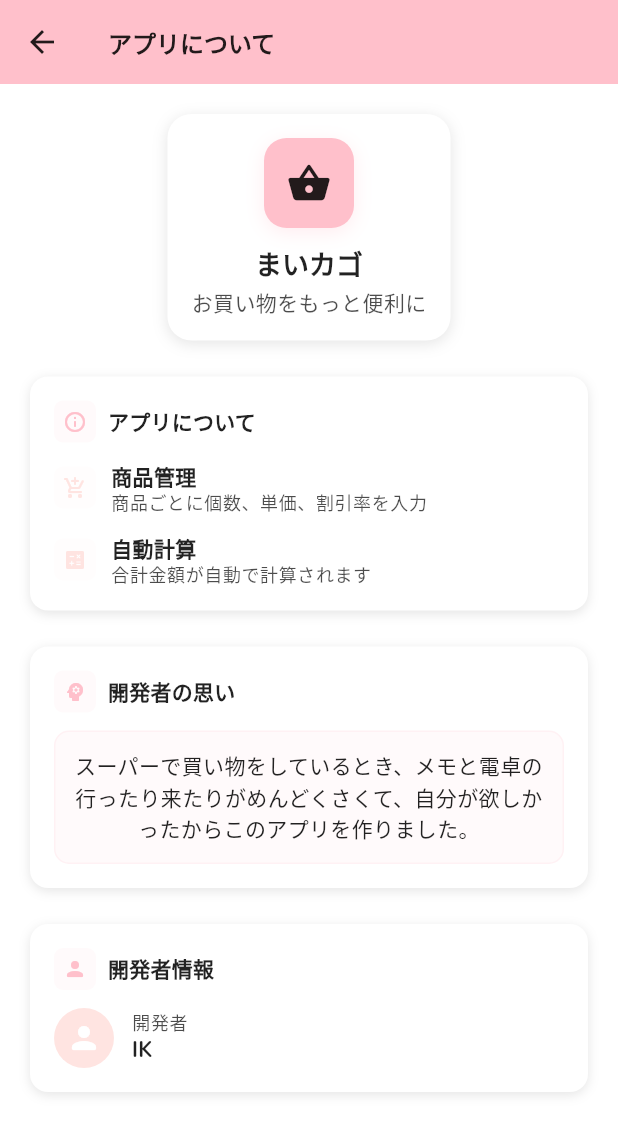
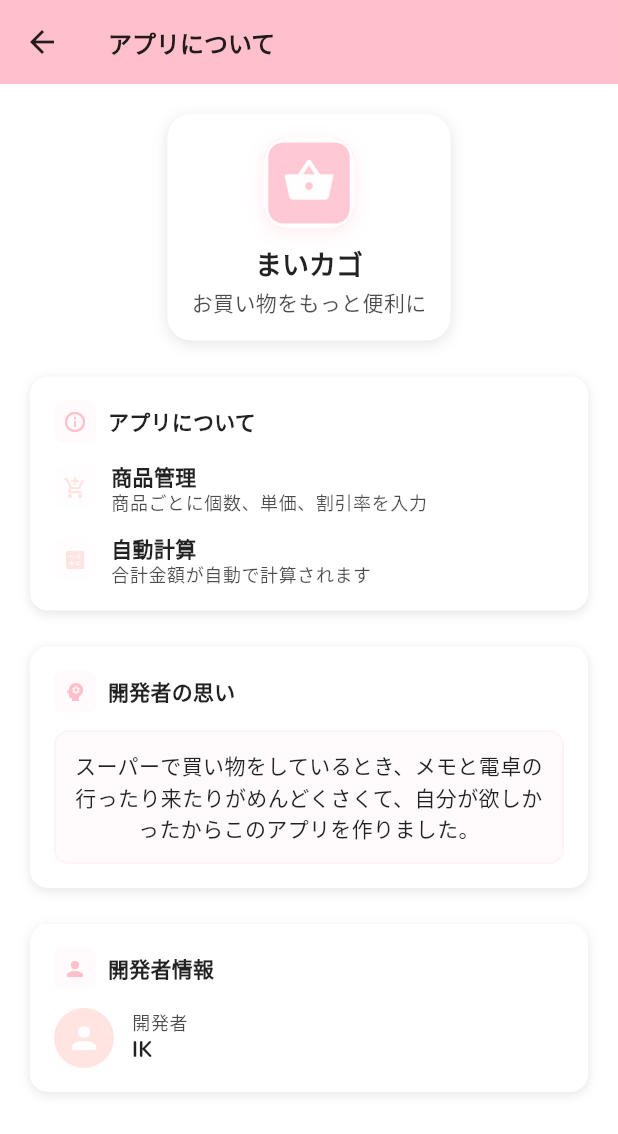
Before and after one commit to IKcoding-jp/maikago, a Flutter app: the screen it shows once a user with an empty profile is signed in, in the side drawer, after a tap on "アプリについて", on a phone screen of 412 x 824 dp. Shown: the top 1134 px of the screen. Run offline on Flutter 3.47's test engine with Material 3 defaults, Android fonts, the phone set to English and light mode, and no system bars; our stand-ins replace cloud_firestore, firebase_auth, firebase_core, google_fonts, google_mobile_ads, google_sign_in and 2 more; accounts and stored records are empty; network calls fail.

Commit message:
v0.3.1: カスタムアイコンの実装とアプリについてページの更新

```diff
--- a/lib/providers/data_provider.dart
+++ b/lib/providers/data_provider.dart
@@ -32,7 +32,7 @@ class DataProvider extends ChangeNotifier {
 
       // デフォルトショップをFirebaseに保存
       _dataService.saveShop(defaultShop).catchError((e) {
-        print('デフォルトショップ保存エラー: $e');
+        // エラーログは本番環境では削除
       });
 
       notifyListeners();
@@ -79,7 +79,6 @@ class DataProvider extends ChangeNotifier {
       await _dataService.saveItem(newItem);
       _isSynced = true;
     } catch (e) {
-      print('アイテム追加エラー: $e');
       _isSynced = false;
 
       // エラーが発生した場合は追加を取り消し
@@ -126,7 +125,6 @@ class DataProvider extends ChangeNotifier {
       await _dataService.updateItem(item);
       _isSynced = true;
     } catch (e) {
-      print('アイテム更新エラー: $e');
       _isSynced = false;
 
       // エラーが発生した場合は元に戻す
@@ -173,7 +171,6 @@ class DataProvider extends ChangeNotifier {
       await _dataService.deleteItem(itemId);
       _isSynced = true;
     } catch (e) {
-      print('アイテム削除エラー: $e');
       _isSynced = false;
 
       // エラーが発生した場合は削除を取り消し
@@ -220,7 +217,6 @@ class DataProvider extends ChangeNotifier {
       await _dataService.saveShop(newShop);
       _isSynced = true;
     } catch (e) {
-      print('ショップ追加エラー: $e');
       _isSynced = false;
 
       // エラーが発生した場合は追加を取り消し
@@ -243,7 +239,6 @@ class DataProvider extends ChangeNotifier {
       await _dataService.updateShop(shop);
       _isSynced = true;
     } catch (e) {
-      print('ショップ更新エラー: $e');
       _isSynced = false;
 
       // エラーが発生した場合は元に戻す
@@ -274,7 +269,6 @@ class DataProvider extends ChangeNotifier {
       await _dataService.deleteShop(shopId);
       _isSynced = true;
     } catch (e) {
-      print('ショップ削除エラー: $e');
       _isSynced = false;
 
       // エラーが発生した場合は削除を取り消し
@@ -314,7 +308,6 @@ class DataProvider extends ChangeNotifier {
       _isSynced = true;
       _isDataLoaded = true; // キャッシュフラグを設定
     } catch (e) {
-      print('データ読み込みエラー: $e');
       _isSynced = false;
 
       // エラーが発生してもデフォルトショップは確保
@@ -330,7 +323,6 @@ class DataProvider extends ChangeNotifier {
       // 一度だけ取得するメソッドを使用
       _items = await _dataService.getItemsOnce();
     } catch (e) {
-      print('アイテム読み込みエラー: $e');
       rethrow;
     }
   }
@@ -340,15 +332,12 @@ class DataProvider extends ChangeNotifier {
       // 一度だけ取得するメソッドを使用
       _shops = await _dataService.getShopsOnce();
     } catch (e) {
-      print('ショップ読み込みエラー: $e');
       rethrow;
     }
   }
 
   // アイテムをショップに関連付ける
   void _associateItemsWithShops() {
-    print('アイテム関連付け開始: 元のアイテム数=${_items.length}');
-
     // 各ショップのアイテムリストをクリア
     for (var shop in _shops) {
       shop.items.clear();
@@ -369,9 +358,6 @@ class DataProvider extends ChangeNotifier {
       if (!processedItemIds.contains(item.id)) {
         processedItemIds.add(item.id);
         uniqueItems.add(item);
-        print('ユニークアイテム追加: ID=${item.id}, isChecked=${item.isChecked}');
-      } else {
-        print('重複アイテムスキップ: ID=${item.id}, isChecked=${item.isChecked}');
       }
     }
 
@@ -380,21 +366,15 @@ class DataProvider extends ChangeNotifier {
       final shopIndex = shopMap[item.shopId];
       if (shopIndex != null) {
         _shops[shopIndex].items.add(item);
-        print(
-          'ショップにアイテム追加: ショップID=${item.shopId}, アイテムID=${item.id}, isChecked=${item.isChecked}',
-        );
       }
     }
 
     // 重複が除去されたアイテムリストで更新
     _items = uniqueItems;
-    print('アイテム関連付け完了: 最終アイテム数=${_items.length}');
   }
 
   // 重複アイテムを除去
   void _removeDuplicateItems() {
-    print('重複除去開始: 元のアイテム数=${_items.length}');
-
     final Map<String, Item> uniqueItemsMap = {};
     final List<Item> uniqueItems = [];
 
@@ -402,13 +382,10 @@ class DataProvider extends ChangeNotifier {
       if (!uniqueItemsMap.containsKey(item.id)) {
         uniqueItemsMap[item.id] = item;
         uniqueItems.add(item);
-      } else {
-        print('重複アイテムを除去: ID=${item.id}');
       }
     }
 
     _items = uniqueItems;
-    print('重複除去完了: 最終アイテム数=${_items.length}');
   }
 
   // データの同期状態をチェック
--- a/lib/screens/about_screen.dart
+++ b/lib/screens/about_screen.dart
@@ -91,7 +91,7 @@ class _AboutScreenState extends State<AboutScreen>
           borderRadius: BorderRadius.circular(16),
           boxShadow: [
             BoxShadow(
-              color: theme.colorScheme.shadow.withOpacity(0.1),
+              color: theme.colorScheme.shadow.withValues(alpha: 0.1),
               blurRadius: 8,
               offset: const Offset(0, 2),
             ),
@@ -108,16 +108,20 @@ class _AboutScreenState extends State<AboutScreen>
                 borderRadius: BorderRadius.circular(15),
                 boxShadow: [
                   BoxShadow(
-                    color: theme.colorScheme.primary.withOpacity(0.3),
+                    color: theme.colorScheme.primary.withValues(alpha: 0.3),
                     blurRadius: 10,
                     offset: const Offset(0, 3),
                   ),
                 ],
               ),
-              child: Icon(
-                Icons.shopping_basket_rounded,
-                color: theme.colorScheme.onPrimary,
-                size: 30,
+              child: ClipRRect(
+                borderRadius: BorderRadius.circular(15),
+                child: Image.asset(
+                  'assets/launcher_icon/icon_.png',
+                  width: 60,
+                  height: 60,
+                  fit: BoxFit.cover,
+                ),
               ),
             ),
             const SizedBox(height: 12),
@@ -136,7 +140,7 @@ class _AboutScreenState extends State<AboutScreen>
             Text(
               'お買い物をもっと便利に',
               style: theme.textTheme.bodyMedium?.copyWith(
-                color: theme.colorScheme.onSurface.withOpacity(0.7),
+                color: theme.colorScheme.onSurface.withValues(alpha: 0.7),
               ),
             ),
           ],
@@ -176,10 +180,10 @@ class _AboutScreenState extends State<AboutScreen>
         Container(
           padding: const EdgeInsets.all(12),
           decoration: BoxDecoration(
-            color: theme.colorScheme.primary.withOpacity(0.08),
+            color: theme.colorScheme.primary.withValues(alpha: 0.08),
             borderRadius: BorderRadius.circular(10),
             border: Border.all(
-              color: theme.colorScheme.primary.withOpacity(0.15),
+              color: theme.colorScheme.primary.withValues(alpha: 0.15),
               width: 1,
             ),
           ),
@@ -226,7 +230,7 @@ class _AboutScreenState extends State<AboutScreen>
                 Text(
                   '開発者',
                   style: theme.textTheme.bodySmall?.copyWith(
-                    color: theme.colorScheme.onSurface.withOpacity(0.7),
+                    color: theme.colorScheme.onSurface.withValues(alpha: 0.7),
                   ),
                 ),
                 Text(
@@ -258,7 +262,7 @@ class _AboutScreenState extends State<AboutScreen>
         borderRadius: BorderRadius.circular(12),
         boxShadow: [
           BoxShadow(
-            color: theme.colorScheme.shadow.withOpacity(0.1),
+            color: theme.colorScheme.shadow.withValues(alpha: 0.1),
             blurRadius: 6,
             offset: const Offset(0, 2),
           ),
@@ -275,7 +279,7 @@ class _AboutScreenState extends State<AboutScreen>
                 Container(
                   padding: const EdgeInsets.all(6),
                   decoration: BoxDecoration(
-                    color: theme.colorScheme.primary.withOpacity(0.08),
+                    color: theme.colorScheme.primary.withValues(alpha: 0.08),
                     borderRadius: BorderRadius.circular(6),
                   ),
                   child: Icon(icon, color: theme.colorScheme.primary, size: 16),
@@ -312,7 +316,7 @@ class _AboutScreenState extends State<AboutScreen>
         Container(
           padding: const EdgeInsets.all(6),
           decoration: BoxDecoration(
-            color: theme.colorScheme.secondary.withOpacity(0.08),
+            color: theme.colorScheme.secondary.withValues(alpha: 0.08),
             borderRadius: BorderRadius.circular(6),
           ),
           child: Icon(icon, color: theme.colorScheme.secondary, size: 16),
@@ -332,7 +336,7 @@ class _AboutScreenState extends State<AboutScreen>
               Text(
                 description,
                 style: theme.textTheme.bodySmall?.copyWith(
-                  color: theme.colorScheme.onSurface.withOpacity(0.7),
+                  color: theme.colorScheme.onSurface.withValues(alpha: 0.7),
                 ),
               ),
             ],
--- a/lib/screens/settings_logic.dart
+++ b/lib/screens/settings_logic.dart
@@ -132,8 +132,8 @@ class SettingsLogic {
 
     // 統一されたボーダー色の設定
     final borderColor = selectedTheme == 'dark'
-        ? Colors.white.withOpacity(0.3)
-        : Colors.black87.withOpacity(0.3);
+        ? Colors.white.withValues(alpha: 0.3)
+        : Colors.black87.withValues(alpha: 0.3);
 
     return ThemeData(
       colorScheme: ColorScheme(
--- a/lib/screens/settings_screen.dart
+++ b/lib/screens/settings_screen.dart
@@ -664,12 +664,6 @@ class _SettingsScreenState extends State<SettingsScreen> {
 
   /// 現在のテーマを取得
   ThemeData _getCurrentTheme(SettingsState settingsState) {
-    // デバッグ用：フォント設定をログ出力
-    print('SettingsScreen - Current Font: ${settingsState.selectedFont}');
-    print(
-      'SettingsScreen - Current Font Size: ${settingsState.selectedFontSize}',
-    );
-
     return SettingsLogic.generateTheme(
       selectedTheme: settingsState.selectedTheme,
       selectedFont: settingsState.selectedFont,
--- a/lib/screens/splash_screen.dart
+++ b/lib/screens/splash_screen.dart
@@ -79,7 +79,7 @@ class _SplashScreenState extends State<SplashScreen>
                         borderRadius: BorderRadius.circular(20),
                         boxShadow: [
                           BoxShadow(
-                            color: Colors.black.withOpacity(0.1),
+                            color: Colors.black.withValues(alpha: 0.1),
                             blurRadius: 10,
                             offset: const Offset(0, 5),
                           ),
@@ -107,7 +107,7 @@ class _SplashScreenState extends State<SplashScreen>
                       '買い物リスト管理アプリ',
                       style: TextStyle(
                         fontSize: 16,
-                        color: Colors.white.withOpacity(0.8),
+                        color: Colors.white.withValues(alpha: 0.8),
                       ),
                     ),
                     const SizedBox(height: 50),
@@ -117,7 +117,7 @@ class _SplashScreenState extends State<SplashScreen>
                       height: 30,
                       child: CircularProgressIndicator(
                         valueColor: AlwaysStoppedAnimation<Color>(
-                          Colors.white.withOpacity(0.8),
+                          Colors.white.withValues(alpha: 0.8),
                         ),
                         strokeWidth: 2,
                       ),
--- a/lib/services/auth_service.dart
+++ b/lib/services/auth_service.dart
@@ -21,7 +21,6 @@ class AuthService {
       final GoogleSignInAccount? googleUser = await _googleSignIn.signIn();
 
       if (googleUser == null) {
-        print('Googleサインインがキャンセルされました');
         return null; // ユーザーがサインインをキャンセル
       }
 
@@ -38,7 +37,6 @@ class AuthService {
       // Firebaseでサインイン
       return await _auth.signInWithCredential(credential);
     } catch (e) {
-      print('Googleサインインエラー: $e');
       rethrow; // エラーを再スローして呼び出し元で処理
     }
   }
@@ -48,7 +46,7 @@ class AuthService {
     try {
       await Future.wait([_auth.signOut(), _googleSignIn.signOut()]);
     } catch (e) {
-      print('ログアウトエラー: $e');
+      // エラーログは本番環境では削除
     }
   }
 
--- a/lib/services/data_service.dart
+++ b/lib/services/data_service.dart
@@ -28,7 +28,6 @@ class DataService {
 
       await _userItemsCollection.doc(item.id).set(item.toMap());
     } catch (e) {
-      print('アイテム保存エラー: $e');
       if (e.toString().contains('permission-denied')) {
         throw Exception('Firebaseの権限エラーです。セキュリティルールを確認してください。');
       }
@@ -46,30 +45,19 @@ class DataService {
       if (doc.exists) {
         // ドキュメントが存在する場合は更新
         final updateData = item.toMap();
-        print(
-          'アイテム更新: ID=${item.id}, isChecked=${item.isChecked}, データ=$updateData',
-        );
         await docRef.update(updateData);
       } else {
         // ドキュメントが存在しない場合は新規作成
         final createData = item.toMap();
-        print(
-          'アイテム新規作成: ID=${item.id}, isChecked=${item.isChecked}, データ=$createData',
-        );
         await docRef.set(createData);
       }
     } catch (e) {
-      print('アイテム更新エラー: $e');
       if (e.toString().contains('not-found')) {
         // ドキュメントが見つからない場合は新規作成を試行
         try {
           final createData = item.toMap();
-          print(
-            'アイテム新規作成（エラー後）: ID=${item.id}, isChecked=${item.isChecked}, データ=$createData',
-          );
           await _userItemsCollection.doc(item.id).set(createData);
         } catch (setError) {
-          print('アイテム新規作成エラー: $setError');
           rethrow;
         }
       } else {
@@ -87,13 +75,10 @@ class DataService {
 
       if (doc.exists) {
         await docRef.delete();
-        print('アイテム削除成功: ID=$itemId');
       } else {
-        print('アイテム削除スキップ: ID=$itemId (ドキュメントが存在しません)');
         // ドキュメントが存在しない場合は成功として扱う
       }
     } catch (e) {
-      print('アイテム削除エラー: $e');
       rethrow;
     }
   }
@@ -133,21 +118,15 @@ class DataService {
 
           if (itemCreatedAt.isAfter(existingCreatedAt)) {
             uniqueItemsMap[item.id] = item;
-            print('アイテム更新: ID=${item.id}, より新しいデータで上書き');
-          } else {
-            print('アイテムスキップ: ID=${item.id}, 既存のデータの方が新しい');
           }
         } else {
           uniqueItemsMap[item.id] = item;
-          print('アイテム読み込み: ID=${item.id}, isChecked=${item.isChecked}');
         }
       }
 
       final items = uniqueItemsMap.values.toList();
-      print('重複除去後のアイテム数: ${items.length}');
       return items;
     } catch (e) {
-      print('アイテム取得エラー: $e');
       rethrow;
     }
   }
@@ -160,7 +139,6 @@ class DataService {
 
       await _userShopsCollection.doc(shop.id).set(shop.toMap());
     } catch (e) {
-      print('ショップ保存エラー: $e');
       if (e.toString().contains('permission-denied')) {
         throw Exception('Firebaseの権限エラーです。セキュリティルールを確認してください。');
       }
@@ -183,13 +161,11 @@ class DataService {
         await docRef.set(shop.toMap());
       }
     } catch (e) {
-      print('ショップ更新エラー: $e');
       if (e.toString().contains('not-found')) {
         // ドキュメントが見つからない場合は新規作成を試行
         try {
           await _userShopsCollection.doc(shop.id).set(shop.toMap());
         } catch (setError) {
-          print('ショップ新規作成エラー: $setError');
           rethrow;
         }
       } else {
@@ -207,13 +183,10 @@ class DataService {
 
       if (doc.exists) {
         await docRef.delete();
-        print('ショップ削除成功: ID=$shopId');
       } else {
-        print('ショップ削除スキップ: ID=$shopId (ドキュメントが存在しません)');
         // ドキュメントが存在しない場合は成功として扱う
       }
     } catch (e) {
-      print('ショップ削除エラー: $e');
       rethrow;
     }
   }
@@ -253,21 +226,15 @@ class DataService {
 
           if (shopCreatedAt.isAfter(existingCreatedAt)) {
             uniqueShopsMap[shop.id] = shop;
-            print('ショップ更新: ID=${shop.id}, より新しいデータで上書き');
-          } else {
-            print('ショップスキップ: ID=${shop.id}, 既存のデータの方が新しい');
           }
         } else {
           uniqueShopsMap[shop.id] = shop;
-          print('ショップ読み込み: ID=${shop.id}');
         }
       }
 
       final shops = uniqueShopsMap.values.toList();
-      print('重複除去後のショップ数: ${shops.length}');
       return shops;
     } catch (e) {
-      print('ショップ取得エラー: $e');
       rethrow;
     }
   }
@@ -283,7 +250,6 @@ class DataService {
         'updatedAt': FieldValue.serverTimestamp(),
       }, SetOptions(merge: true));
     } catch (e) {
-      print('プロフィール保存エラー: $e');
       rethrow;
     }
   }
@@ -297,7 +263,6 @@ class DataService {
       final doc = await _firestore.collection('users').doc(user.uid).get();
       return doc.data();
     } catch (e) {
-      print('プロフィール取得エラー: $e');
       return null;
     }
   }
@@ -311,7 +276,6 @@ class DataService {
       // ユーザーがログインしていれば同期可能
       return true;
     } catch (e) {
-      print('同期状態チェックエラー: $e');
       return false;
     }
   }
--- a/lib/widgets/ad_banner.dart
+++ b/lib/widgets/ad_banner.dart
@@ -28,7 +28,8 @@ class _AdBannerState extends State<AdBanner> {
 
   void _loadBannerAd() {
     _bannerAd = BannerAd(
-      adUnitId: 'ca-app-pub-3940256099942544/6300978111', // テスト用のバナー広告ユニットID
+      adUnitId:
+          'ca-app-pub-3940256099942544/6300978111', // TODO: 本番用のバナー広告ユニットIDに変更してください
       size: AdSize.banner,
       request: const AdRequest(),
       listener: BannerAdListener(
@@ -39,7 +40,6 @@ class _AdBannerState extends State<AdBanner> {
         },
         onAdFailedToLoad: (ad, error) {
           ad.dispose();
-          print('Banner ad failed to load: $error');
         },
       ),
     );
--- a/lib/widgets/bottom_summary.dart
+++ b/lib/widgets/bottom_summary.dart
@@ -70,7 +70,7 @@ class BottomSummary extends StatelessWidget {
                   ),
                   boxShadow: [
                     BoxShadow(
-                      color: Colors.black.withOpacity(0.05),
+                      color: Colors.black.withValues(alpha: 0.05),
                       blurRadius: 8,
                       offset: const Offset(0, 2),
                     ),
--- a/lib/widgets/item_row.dart
+++ b/lib/widgets/item_row.dart
@@ -38,7 +38,7 @@ class ItemRow extends StatelessWidget {
                   border: Border.all(
                     color: Theme.of(
                       context,
-                    ).colorScheme.primary.withOpacity(0.2),
+                    ).colorScheme.primary.withValues(alpha: 0.2),
                   ),
                 ),
                 child: Row(
@@ -75,7 +75,7 @@ class ItemRow extends StatelessWidget {
                               style: TextStyle(
                                 color: Theme.of(
                                   context,
-                                ).colorScheme.onSurface.withOpacity(0.7),
+                                ).colorScheme.onSurface.withValues(alpha: 0.7),
                               ),
                             ),
                         ],
@@ -212,7 +212,7 @@ class ItemRow extends StatelessWidget {
             IconButton(
               icon: Icon(
                 Icons.more_vert,
-                color: colorScheme.onSurface.withOpacity(0.5),
+                color: colorScheme.onSurface.withValues(alpha: 0.5),
                 size: 20,
               ),
               onPressed: () => _showActionSheet(context),
```
Also changed, not shown: lib/screens/upcoming_features_screen.dart (+10 -6 lines), pubspec.yaml (+20 -4 lines), assets/launcher_icon/icon_.png (added), pubspec.lock, 45 other files.
